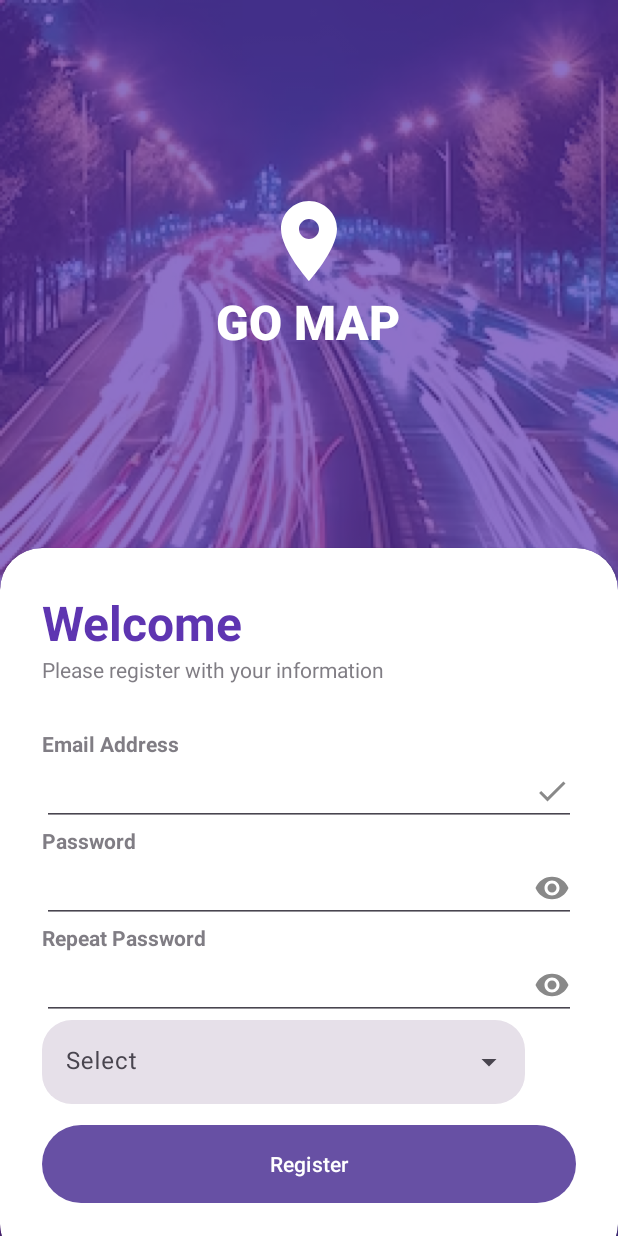
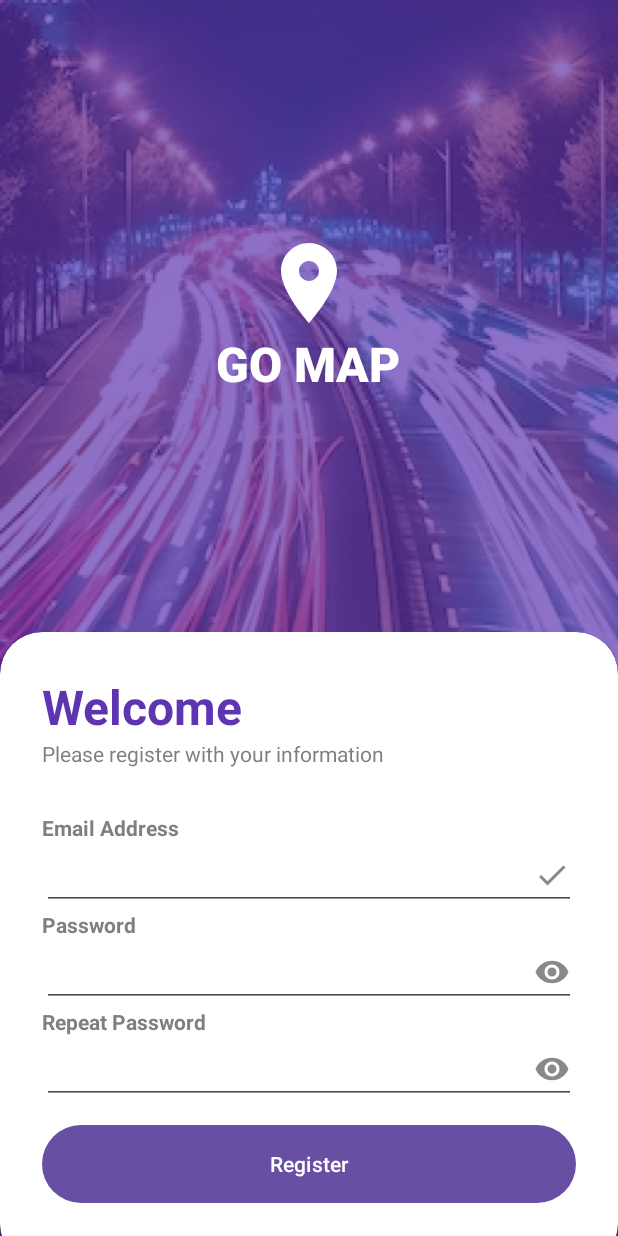
Before and after one commit to ShiranGar/Android-Studio-Project, an Android app: the screen it shows after launch (MainActivity), after a tap on "Student Registration", on a phone screen of 412 x 824 dp. Run offline under Robolectric (Android 15) with nearby library versions, the phone set to English and light mode, and no system bars; our stand-ins replace Firebase (no records; nobody signed in at launch, a user with empty details on screens opened directly).

Commit message:
with changes

```diff
--- a/app/src/main/java/com/example/finalappproject/Fragments/AdminRegisterFragment.java
+++ b/app/src/main/java/com/example/finalappproject/Fragments/AdminRegisterFragment.java
@@ -153,7 +153,6 @@ public class AdminRegisterFragment extends Fragment {
                             // The value exists
                             // You can access the value using dataSnapshot.getValue()
                         } else {
-
                             addDatatoFirebase(student);
                         }
                     }
@@ -167,7 +166,6 @@ public class AdminRegisterFragment extends Fragment {
 //                    @Override
 //                    public void onComplete(@NonNull Task<AuthResult> task) {
 //                        if(task.isSuccessful()) {
-//                            addDatatoFirebase(name,email,country,institudeAbroad,institudeInIsrael,degreeInput);
 //                            Toast.makeText(getActivity(), "User created", Toast.LENGTH_SHORT).show();
 //                        } else {
 //                            Toast.makeText(getActivity(), "Error: " + task.getException().getMessage(), Toast.LENGTH_SHORT).show();
--- a/app/src/main/res/layout/fragment_student_register.xml
+++ b/app/src/main/res/layout/fragment_student_register.xml
@@ -117,29 +117,6 @@
                         android:drawableEnd="@drawable/password_icon"
                         android:inputType="textPassword" />
 
-                    <com.google.android.material.textfield.TextInputLayout
-                        android:id="@+id/inputLayout"
-                        style="@style/Widget.Material3.TextInputLayout.FilledBox.ExposedDropdownMenu"
-                        android:layout_width="322dp"
-                        android:layout_height="wrap_content"
-                        android:layout_centerInParent="true"
-                        android:hint="Select"
-                        app:boxCornerRadiusBottomEnd="20sp"
-                        app:boxCornerRadiusBottomStart="20sp"
-                        app:boxCornerRadiusTopEnd="20sp"
-                        app:boxCornerRadiusTopStart="20sp"
-                        app:boxStrokeWidth="0sp"
-                        app:boxStrokeWidthFocused="0sp">
-
-                        <com.google.android.material.textfield.MaterialAutoCompleteTextView
-                            android:id="@+id/inputTV"
-                            android:layout_width="match_parent"
-                            android:layout_height="wrap_content"
-                            android:inputType="none"
-                            app:simpleItems="@array/Institutes" />
-
-                    </com.google.android.material.textfield.TextInputLayout>
-
                     <View
                         android:layout_width="wrap_content"
                         android:layout_height="10dp" />
```
Also changed, not shown: app/src/main/java/com/example/finalappproject/Fragments/StudentRegisterFragment.java (+25 -15 lines).
